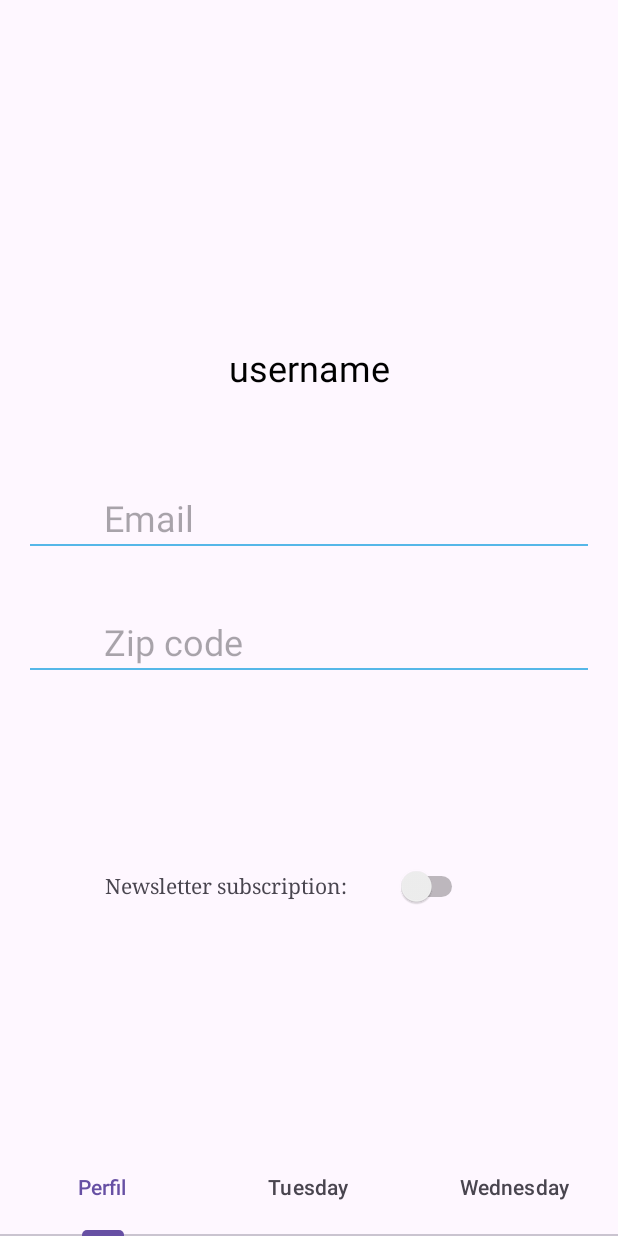
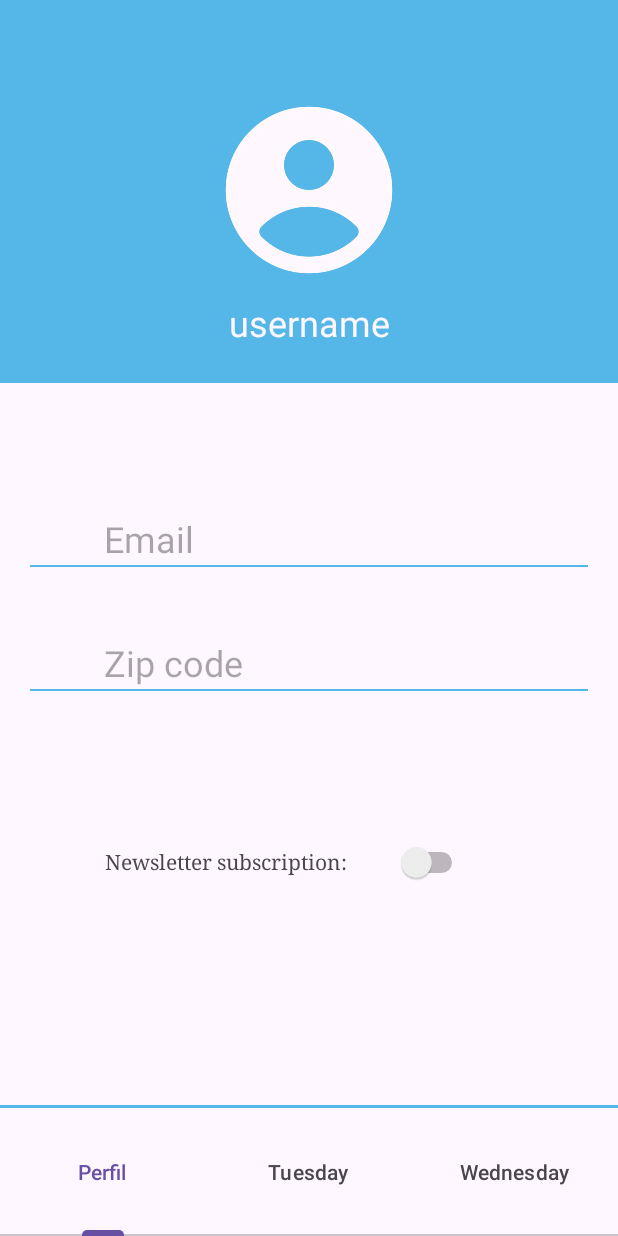
Before and after one commit to Nachusky34/TareaAndroidSwift, an Android app: the Perfil screen opened directly, with no data from a screen before it, on a phone screen of 412 x 824 dp. Run offline under Robolectric (Android 15) with nearby library versions, the phone set to English and light mode, and no system bars.

Commit message:
Perfil mejorado

```diff
--- a/Android/app/src/main/AndroidManifest.xml
+++ b/Android/app/src/main/AndroidManifest.xml
@@ -13,7 +13,7 @@
         android:theme="@style/Theme.TareaFinal"
         tools:targetApi="31">
         <activity
-            android:name="com.example.UI.Perfil"
+            android:name=".Perfil"
             android:exported="false" />
         <activity
             android:name=".MainActivity"
--- a/Android/app/src/main/java/com/example/UI/Perfil.java
+++ /dev/null
@@ -1,26 +0,0 @@
-package com.example.UI;
-
-import android.os.Bundle;
-
-import androidx.activity.EdgeToEdge;
-import androidx.appcompat.app.AppCompatActivity;
-import androidx.core.graphics.Insets;
-import androidx.core.view.ViewCompat;
-import androidx.core.view.WindowInsetsCompat;
-
-import com.example.tareafinal.R;
-
-public class Perfil extends AppCompatActivity {
-
-    @Override
-    protected void onCreate(Bundle savedInstanceState) {
-        super.onCreate(savedInstanceState);
-        EdgeToEdge.enable(this);
-        setContentView(R.layout.activity_perfil);
-        ViewCompat.setOnApplyWindowInsetsListener(findViewById(R.id.main), (v, insets) -> {
-            Insets systemBars = insets.getInsets(WindowInsetsCompat.Type.systemBars());
-            v.setPadding(systemBars.left, systemBars.top, systemBars.right, systemBars.bottom);
-            return insets;
-        });
-    }
-}
--- a/Android/app/src/main/res/layout/activity_perfil.xml
+++ b/Android/app/src/main/res/layout/activity_perfil.xml
@@ -6,7 +6,7 @@
     android:layout_width="match_parent"
     android:layout_height="match_parent"
     android:orientation="vertical"
-    tools:context="com.example.UI.Perfil">
+    tools:context=".Perfil">
 
     <LinearLayout
         android:layout_width="match_parent"
@@ -14,28 +14,36 @@
         android:layout_weight="5"
         android:orientation="vertical">
 
+        <LinearLayout
+            android:layout_width="wrap_content"
+            android:layout_height="255dp"
+            android:background="#55B7E8"
+            android:orientation="vertical">
+
             <ImageView
                 android:id="@+id/imageView"
                 android:layout_width="match_parent"
                 android:layout_height="133dp"
-            android:layout_marginTop="95dp"
-            tools:srcCompat="@drawable/icono_perfil_azul" />
+                android:layout_marginTop="60dp"
+                app:srcCompat="@drawable/icono_perfil_blanco" />
 
             <TextView
                 android:id="@+id/textView2"
                 android:layout_width="match_parent"
                 android:layout_height="wrap_content"
+                android:layout_marginTop="5dp"
                 android:gravity="center"
                 android:text="username"
                 android:textAllCaps="false"
-            android:textColor="#000000"
+                android:textColor="#FEF7FF"
                 android:textSize="24sp" />
+        </LinearLayout>
 
         <LinearLayout
             android:layout_width="match_parent"
             android:layout_height="50dp"
             android:layout_marginHorizontal="20dp"
-            android:layout_marginTop="50dp"
+            android:layout_marginTop="70dp"
             android:layout_marginBottom="1dp"
             android:gravity="bottom"
             android:orientation="horizontal">
@@ -110,7 +118,7 @@
         <LinearLayout
             android:layout_width="match_parent"
             android:layout_height="88dp"
-            android:layout_marginTop="100dp"
+            android:layout_marginTop="70dp"
             android:orientation="horizontal">
 
             <TextView
@@ -130,11 +138,25 @@
 
         </LinearLayout>
 
+        <LinearLayout
+            android:layout_width="match_parent"
+            android:layout_height="match_parent"
+            android:gravity="bottom"
+            android:orientation="vertical">
+
+            <LinearLayout
+                android:layout_width="match_parent"
+                android:layout_height="2dp"
+                android:layout_weight="0"
+                android:background="#55B7E8"
+                android:orientation="vertical"></LinearLayout>
+        </LinearLayout>
+
     </LinearLayout>
 
     <com.google.android.material.tabs.TabLayout
         android:layout_width="match_parent"
-        android:layout_height="65dp"
+        android:layout_height="85dp"
         app:tabIndicatorHeight="4dp">
 
         <com.google.android.material.tabs.TabItem
```
Also changed, not shown: Android/app/src/main/res/drawable/icono_perfil_azul.png (deleted), Android/app/src/main/res/drawable/icono_perfil_blanco.png (added). Lines whose indentation alone changed are shown as unchanged.
